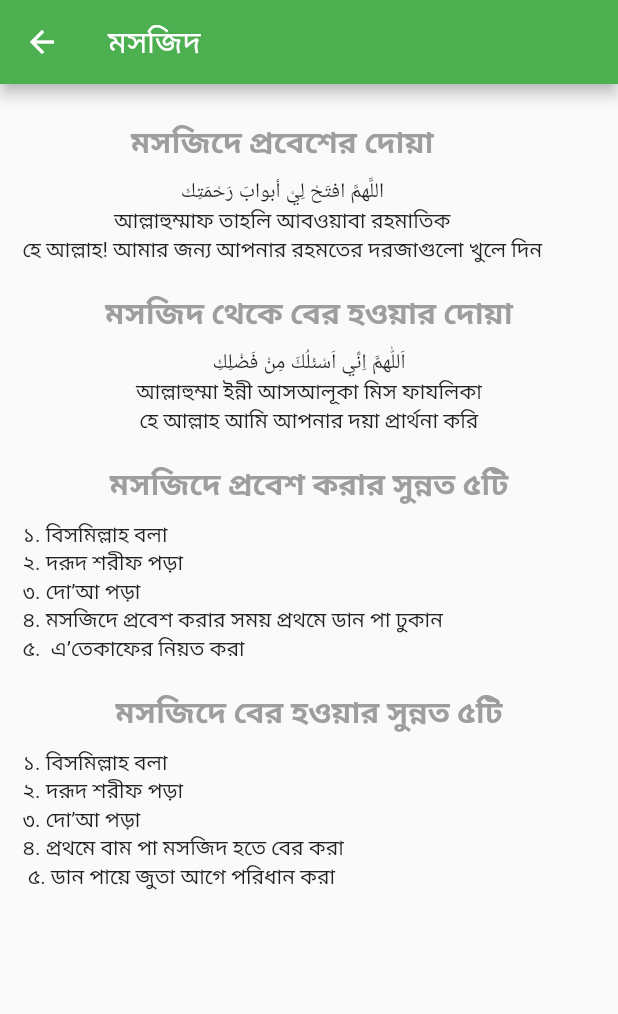
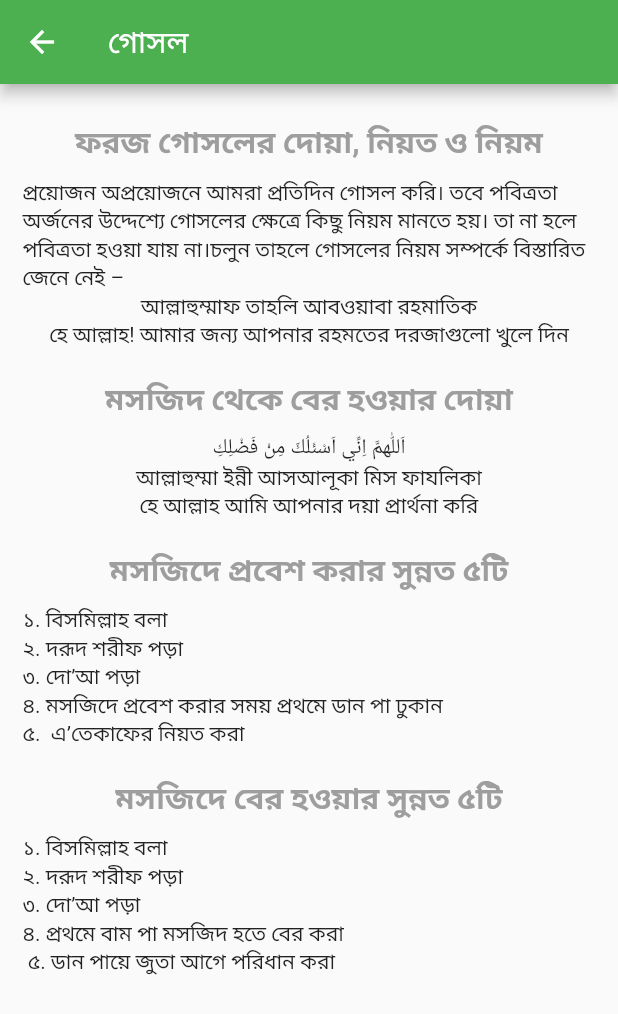
Before and after one commit to Ibrahim-K98han/islamic_apps, a Flutter app: the GosolePage screen opened directly, on a phone screen of 412 x 824 dp. Shown: the top 1014 px of the screen. Run offline on Flutter 3.47's test engine with Material 2 defaults, Android fonts, the light colour scheme and no system bars.

Commit message:
gosole page heading added

```diff
--- a/lib/pages/gosole_page.dart
+++ b/lib/pages/gosole_page.dart
@@ -16,7 +16,7 @@ class _GosolePageState extends State<GosolePage> {
   Widget build(BuildContext context) {
     return Scaffold(
       appBar: AppBar(
-        title: Text('মসজিদ'),
+        title: const Text('গোসল'),
         backgroundColor: Colors.green,
       ),
       body: Padding(
@@ -30,13 +30,13 @@ class _GosolePageState extends State<GosolePage> {
                 Column(
                   crossAxisAlignment: CrossAxisAlignment.center,
                   children: [
-                    Text('''মসজিদে প্রবেশের দোয়া''',
+                    Text('''ফরজ গোসলের দোয়া, নিয়ত ও নিয়ম''',
                         style: TextStyle(
                             fontSize: 20,
                             fontWeight: FontWeight.bold,
                             color: Colors.grey)),
                     SizedBox(height: 10,),
-                    Text('''اللَّهمَّ افتَحْ لِيْ أبوابَ رَحْمَتِك'''),
+                    Text('''প্রয়োজন অপ্রয়োজনে আমরা প্রতিদিন গোসল করি। তবে পবিত্রতা অর্জনের উদ্দেশ্যে গোসলের ক্ষেত্রে কিছু নিয়ম মানতে হয়। তা না হলে পবিত্রতা হওয়া যায় না।চলুন তাহলে গোসলের নিয়ম সম্পর্কে বিস্তারিত জেনে নেই –'''),
                     Text('''আল্লাহুম্মাফ তাহলি আবওয়াবা রহমাতিক'''),
                     Text('''হে আল্লাহ! আমার জন্য আপনার রহমতের দরজাগুলো খুলে দিন'''),
                   ],
```
Also changed, not shown: lib/pages/home_page.dart (+5 -4 lines).
